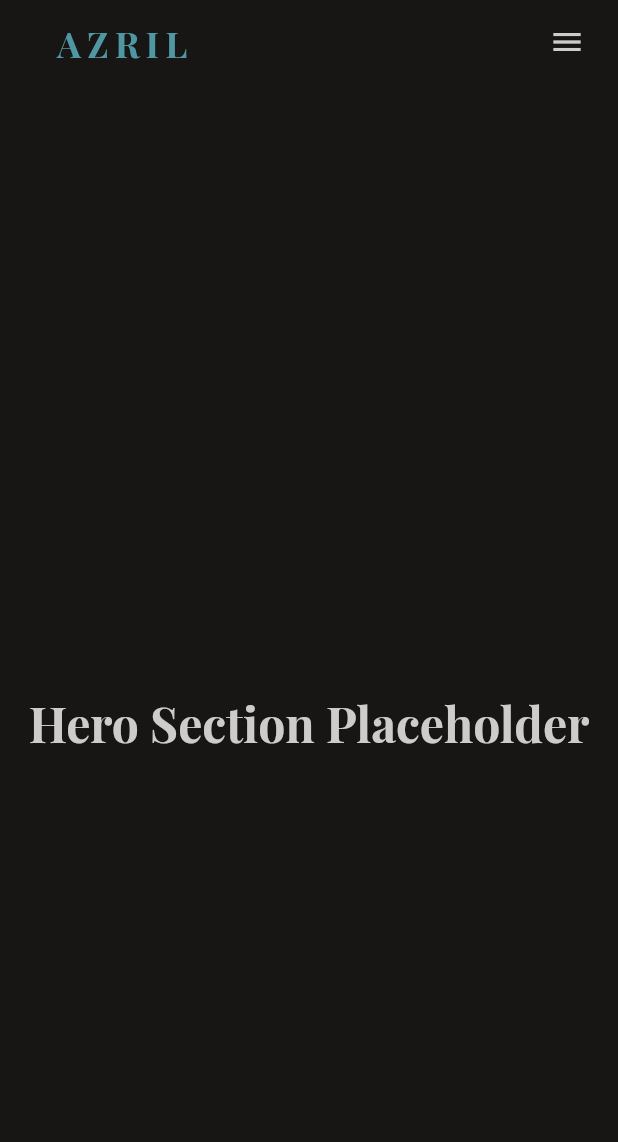
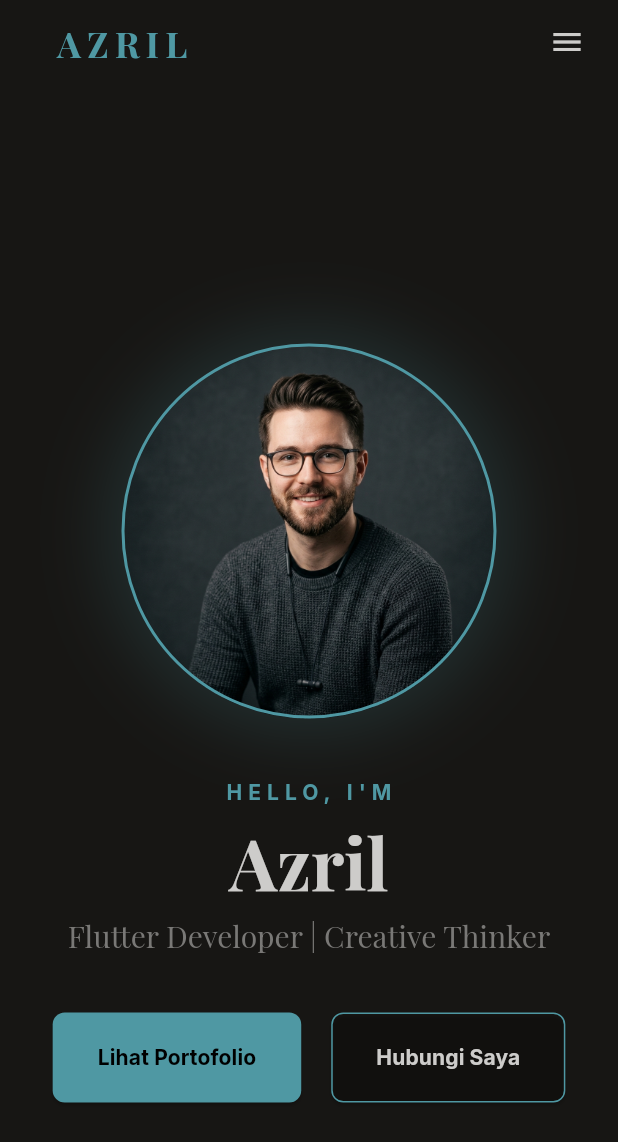
Before and after one commit to Ezherielll/Dio-Azril, a Flutter app: the screen it shows after launch, after a tap on the "menu" icon, after a tap on "Home", on a phone screen of 412 x 824 dp. Shown: the top 1142 px of the screen. Run offline on Flutter 3.47's test engine with Material 3 defaults, Android fonts, the phone set to English and light mode, and no system bars; drawn by our look-alikes of flutter_animate; our stand-ins replace google_fonts.

Commit message:
feat: implement Hero and About sections (Milestone 2)

```diff
--- a/lib/core/constants.dart
+++ b/lib/core/constants.dart
@@ -10,7 +10,26 @@ class AppConstants {
     "Contact",
   ];
 
+  static const String bio = """
+Halo! Saya Azril, seorang developer aplikasi yang berfokus pada ekosistem Flutter. Saya senang membangun antarmuka yang intuitif, performan, dan memiliki estetika premium.
+
+Selain Flutter, saya juga memiliki minat mendalam di bidang Machine Learning dan Python, memungkinkan saya untuk mengintegrasikan solusi cerdas ke dalam aplikasi modern. Saya percaya bahwa setiap baris kode harus memberikan nilai nyata bagi pengguna.
+""";
+
+  static const List<String> skills = [
+    "Flutter",
+    "Dart",
+    "Firebase",
+    "Git",
+    "UI/UX Design",
+    "Kotlin",
+    "Python",
+    "Machine Learning",
+    "Data Exploration",
+  ];
+
+  static const String profileImageUrl = "assets/images/profile.png";
   static const String githubUrl = "https://github.com/Ezherielll";
-  static const String linkedinUrl = "#"; // Replace with actual
-  static const String twitterUrl = "#";  // Replace with actual
+  static const String linkedinUrl = "#";
+  static const String twitterUrl = "#";
 }
--- a/lib/main.dart
+++ b/lib/main.dart
@@ -1,7 +1,8 @@
 import 'package:flutter/material.dart';
-import 'package:flutter_animate/flutter_animate.dart';
 import 'core/theme.dart';
 import 'widgets/navbar.dart';
+import 'widgets/hero_section.dart';
+import 'widgets/about_section.dart';
 
 void main() {
   runApp(const MyApp());
@@ -15,7 +16,7 @@ class MyApp extends StatelessWidget {
     return MaterialApp(
       title: 'Azril | Personal Portfolio',
       debugShowCheckedModeBanner: false,
-      theme: AppTheme.darkTheme, // Default to Dark Mode as per PRD
+      theme: AppTheme.darkTheme,
       home: const HomePage(),
     );
   }
@@ -54,28 +55,44 @@ class _HomePageState extends State<HomePage> {
         controller: _scrollController,
         child: Column(
           children: [
-            _buildSection(0, "Hero Section Placeholder", Colors.transparent),
-            _buildSection(1, "About Section Placeholder", Colors.transparent),
-            _buildSection(2, "Experience Section Placeholder", Colors.transparent),
-            _buildSection(3, "Portfolio Section Placeholder", Colors.transparent),
-            _buildSection(4, "Contact Section Placeholder", Colors.transparent),
+            // HERO SECTION
+            Container(
+              key: _sectionKeys[0],
+              child: HeroSection(
+                onPortfolioTap: () => _scrollToSection(3), // Index 3 is Portfolio
+                onContactTap: () => _scrollToSection(4),   // Index 4 is Contact
+              ),
+            ),
+
+            // ABOUT SECTION
+            Container(
+              key: _sectionKeys[1],
+              child: const AboutSection(),
+            ),
+
+            // PLACEHOLDERS FOR REMAINING SECTIONS
+            _buildPlaceholderSection(2, "Experience Section Placeholder"),
+            _buildPlaceholderSection(3, "Portfolio Section Placeholder"),
+            _buildPlaceholderSection(4, "Contact Section Placeholder"),
           ],
         ),
       ),
     );
   }
 
-  Widget _buildSection(int index, String title, Color color) {
+  Widget _buildPlaceholderSection(int index, String title) {
     return Container(
       key: _sectionKeys[index],
       height: MediaQuery.of(context).size.height,
       width: double.infinity,
-      color: color,
+      color: Colors.transparent,
       child: Center(
         child: Text(
           title,
-          style: Theme.of(context).textTheme.displayMedium,
-        ).animate().fadeIn(duration: 1.seconds).slideY(begin: 0.2, end: 0),
+          style: Theme.of(context).textTheme.displayMedium?.copyWith(
+            color: Colors.white24,
+          ),
+        ),
       ),
     );
   }
--- /dev/null
+++ b/lib/widgets/about_section.dart
@@ -0,0 +1,121 @@
+import 'package:flutter/material.dart';
+import 'package:flutter_animate/flutter_animate.dart';
+import '../core/constants.dart';
+import '../core/theme.dart';
+
+class AboutSection extends StatelessWidget {
+  const AboutSection({super.key});
+
+  @override
+  Widget build(BuildContext context) {
+    final double width = MediaQuery.of(context).size.width;
+    final bool isMobile = width < 800;
+
+    return Container(
+      padding: EdgeInsets.symmetric(
+        horizontal: isMobile ? 20 : 100,
+        vertical: 80,
+      ),
+      child: Column(
+        crossAxisAlignment: CrossAxisAlignment.start,
+        children: [
+          _buildHeader(context),
+          const SizedBox(height: 40),
+          if (isMobile)
+            Column(
+              children: [
+                _buildBio(context),
+                const SizedBox(height: 40),
+                _buildSkills(context),
+              ],
+            )
+          else
+            Row(
+              crossAxisAlignment: CrossAxisAlignment.start,
+              children: [
+                Expanded(flex: 3, child: _buildBio(context)),
+                const SizedBox(width: 80),
+                Expanded(flex: 2, child: _buildSkills(context)),
+              ],
+            ),
+        ],
+      ),
+    );
+  }
+
+  Widget _buildHeader(BuildContext context) {
+    return Column(
+      crossAxisAlignment: CrossAxisAlignment.start,
+      children: [
+        Text(
+          "ABOUT ME",
+          style: Theme.of(context).textTheme.displayMedium?.copyWith(
+                color: AppTheme.darkAccent,
+                letterSpacing: 2,
+              ),
+        ),
+        Container(
+          margin: const EdgeInsets.only(top: 8),
+          height: 4,
+          width: 60,
+          color: AppTheme.darkAccent,
+        ),
+      ],
+    ).animate().fadeIn().slideX(begin: -0.1);
+  }
+
+  Widget _buildBio(BuildContext context) {
+    return Column(
+      crossAxisAlignment: CrossAxisAlignment.start,
+      children: [
+        Text(
+          AppConstants.bio,
+          style: Theme.of(context).textTheme.bodyLarge?.copyWith(
+                height: 1.8,
+                color: AppTheme.darkTextPrimary.withOpacity(0.8),
+              ),
+        ),
+      ],
+    ).animate().fadeIn(delay: 200.ms).slideY(begin: 0.1);
+  }
+
+  Widget _buildSkills(BuildContext context) {
+    return Column(
+      crossAxisAlignment: CrossAxisAlignment.start,
+      children: [
+        Text(
+          "SKILLS & TECH",
+          style: Theme.of(context).textTheme.bodySmall?.copyWith(
+                fontWeight: FontWeight.bold,
+                letterSpacing: 2,
+                color: AppTheme.darkTextMuted,
+              ),
+        ),
+        const SizedBox(height: 20),
+        Wrap(
+          spacing: 12,
+          runSpacing: 12,
+          children: AppConstants.skills.map((skill) => _buildSkillChip(context, skill)).toList(),
+        ),
+      ],
+    ).animate().fadeIn(delay: 400.ms).slideY(begin: 0.1);
+  }
+
+  Widget _buildSkillChip(BuildContext context, String label) {
+    return Container(
+      padding: const EdgeInsets.symmetric(horizontal: 16, vertical: 8),
+      decoration: BoxDecoration(
+        color: AppTheme.darkSurface,
+        borderRadius: BorderRadius.circular(20),
+        border: Border.all(color: AppTheme.darkAccent.withOpacity(0.3)),
+      ),
+      child: Text(
+        label,
+        style: Theme.of(context).textTheme.bodySmall?.copyWith(
+              color: AppTheme.darkTextPrimary,
+              fontWeight: FontWeight.w500,
+            ),
+      ),
+    );
+  }
+}
--- /dev/null
+++ b/lib/widgets/hero_section.dart
@@ -0,0 +1,137 @@
+import 'package:flutter/material.dart';
+import 'package:flutter_animate/flutter_animate.dart';
+import '../core/constants.dart';
+import '../core/theme.dart';
+
+class HeroSection extends StatelessWidget {
+  final VoidCallback onPortfolioTap;
+  final VoidCallback onContactTap;
+
+  const HeroSection({
+    super.key,
+    required this.onPortfolioTap,
+    required this.onContactTap,
+  });
+
+  @override
+  Widget build(BuildContext context) {
+    final double width = MediaQuery.of(context).size.width;
+    final bool isMobile = width < 800;
+
+    return Container(
+      padding: EdgeInsets.symmetric(horizontal: isMobile ? 20 : 100),
+      height: MediaQuery.of(context).size.height,
+      child: isMobile
+          ? Column(
+              mainAxisAlignment: MainAxisAlignment.center,
+              children: _buildContent(context, true),
+            )
+          : Row(
+              mainAxisAlignment: MainAxisAlignment.spaceBetween,
+              children: _buildContent(context, false),
+            ),
+    );
+  }
+
+  List<Widget> _buildContent(BuildContext context, bool isMobile) {
+    final textContent = Expanded(
+      flex: isMobile ? 0 : 3,
+      child: Column(
+        crossAxisAlignment: isMobile ? CrossAxisAlignment.center : CrossAxisAlignment.start,
+        mainAxisAlignment: MainAxisAlignment.center,
+        children: [
+          Text(
+            "HELLO, I'M",
+            style: Theme.of(context).textTheme.bodySmall?.copyWith(
+                  letterSpacing: 4,
+                  fontWeight: FontWeight.bold,
+                  color: AppTheme.darkAccent,
+                ),
+          ).animate().fadeIn(duration: 500.ms).slideX(begin: -0.2),
+          const SizedBox(height: 10),
+          Text(
+            AppConstants.name,
+            style: Theme.of(context).textTheme.displayLarge?.copyWith(
+                  fontSize: isMobile ? 48 : 72,
+                  height: 1.1,
+                ),
+          ).animate().fadeIn(delay: 200.ms, duration: 500.ms).slideX(begin: -0.2),
+          const SizedBox(height: 10),
+          Text(
+            AppConstants.tagline,
+            textAlign: isMobile ? TextAlign.center : TextAlign.start,
+            style: Theme.of(context).textTheme.displaySmall?.copyWith(
+                  fontSize: isMobile ? 20 : 28,
+                  fontWeight: FontWeight.w300,
+                  color: AppTheme.darkTextMuted,
+                ),
+          ).animate().fadeIn(delay: 400.ms, duration: 500.ms).slideX(begin: -0.2),
+          const SizedBox(height: 40),
+          Wrap(
+            spacing: 20,
+            runSpacing: 20,
+            alignment: isMobile ? WrapAlignment.center : WrapAlignment.start,
+            children: [
+              _buildCTAButton(
+                context,
+                "Lihat Portofolio",
+                onPortfolioTap,
+                isPrimary: true,
+              ),
+              _buildCTAButton(
+                context,
+                "Hubungi Saya",
+                onContactTap,
+                isPrimary: false,
+              ),
+            ],
+          ).animate().fadeIn(delay: 600.ms, duration: 500.ms).slideY(begin: 0.2),
+        ],
+      ),
+    );
+
+    final imageContent = Expanded(
+      flex: isMobile ? 0 : 2,
+      child: Center(
+        child: Container(
+          width: isMobile ? 250 : 350,
+          height: isMobile ? 250 : 350,
+          decoration: BoxDecoration(
+            shape: BoxShape.circle,
+            border: Border.all(color: AppTheme.darkAccent, width: 2),
+            image: const DecorationImage(
+              image: AssetImage(AppConstants.profileImageUrl),
+              fit: BoxFit.cover,
+            ),
+            boxShadow: [
+              BoxShadow(
+                color: AppTheme.darkAccent.withOpacity(0.2),
+                blurRadius: 40,
+                spreadRadius: 10,
+              ),
+            ],
+          ),
+        ).animate().fadeIn(delay: 800.ms, duration: 800.ms).scale(begin: const Offset(0.8, 0.8)),
+      ),
+    );
+
+    return isMobile ? [imageContent, const SizedBox(height: 40), textContent] : [textContent, imageContent];
+  }
+
+  Widget _buildCTAButton(BuildContext context, String label, VoidCallback onTap, {required bool isPrimary}) {
+    return ElevatedButton(
+      onPressed: onTap,
+      style: ElevatedButton.styleFrom(
+        backgroundColor: isPrimary ? AppTheme.darkAccent : Colors.transparent,
+        foregroundColor: isPrimary ? Colors.black : AppTheme.darkTextPrimary,
+        side: isPrimary ? null : const BorderSide(color: AppTheme.darkAccent),
+        padding: const EdgeInsets.symmetric(horizontal: 30, vertical: 20),
+        shape: RoundedRectangleBorder(borderRadius: BorderRadius.circular(8)),
+      ),
+      child: Text(
+        label,
+        style: const TextStyle(fontWeight: FontWeight.bold),
+      ),
+    );
+  }
+}
--- a/pubspec.yaml
+++ b/pubspec.yaml
@@ -60,8 +60,8 @@ flutter:
   uses-material-design: true
 
   # To add assets to your application, add an assets section, like this:
-  # assets:
-  #   - images/a_dot_burr.jpeg
+  assets:
+    - assets/images/
   #   - images/a_dot_ham.jpeg
 
   # An image asset can refer to one or more resolution-specific "variants", see
```
Also changed, not shown: assets/images/profile.png (added).
